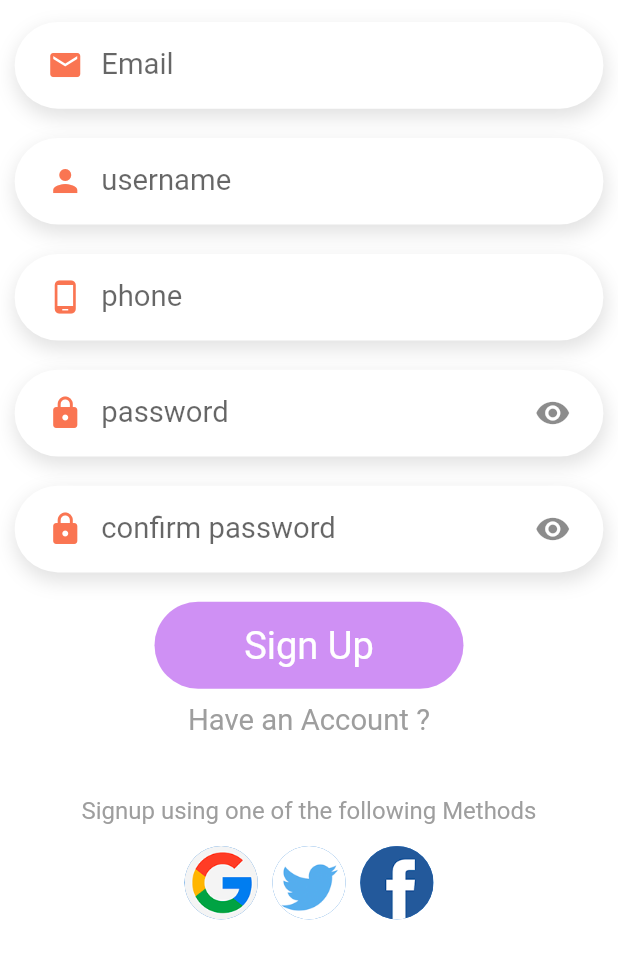
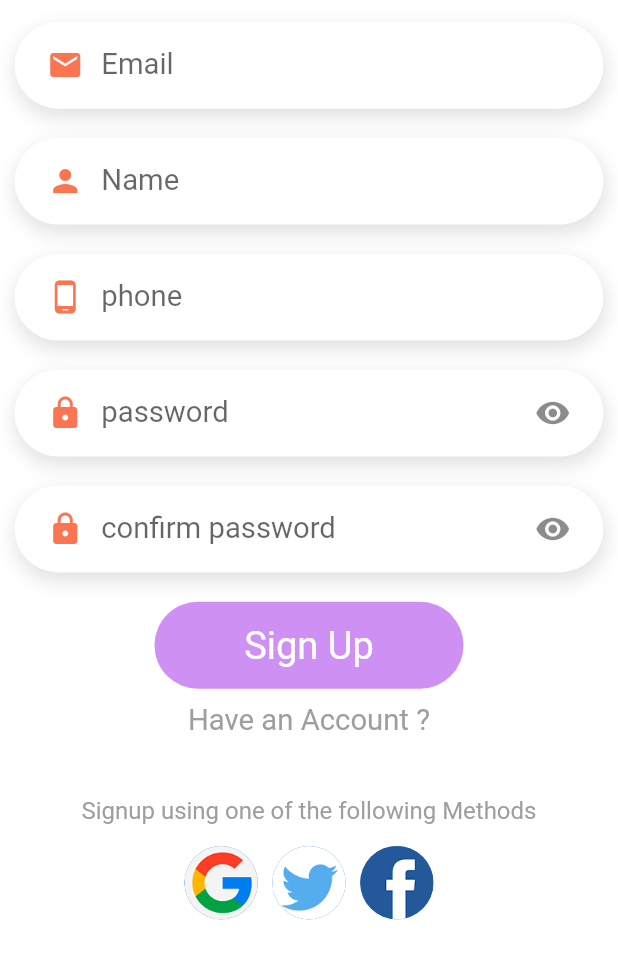
Before and after one commit to onchezz/delivery_app, a Flutter app: the SignupPage screen opened directly, on a phone screen of 412 x 824 dp, the part 281-1236 px from its top. Run offline on Flutter 3.47's test engine with Material 2 defaults, Android fonts, the phone set to English and light mode, and no system bars; our stand-ins replace dots_indicator, fancy_shimmer_image, flutter_spinkit, get, shared_preferences; accounts and stored records are empty; network calls fail.

Commit message:
signup functions

```diff
--- a/lib/controllers/cart_controller.dart
+++ b/lib/controllers/cart_controller.dart
@@ -3,7 +3,6 @@ import 'package:delivery_app/models/cart_model.dart';
 import 'package:delivery_app/models/product.dart';
 import 'package:delivery_app/utils/colors.dart';
 import 'package:get/get.dart';
-import 'package:intl/intl.dart';
 
 class CartController extends GetxController {
   final CartRepo cartRepo;
--- /dev/null
+++ b/lib/data/repository/auth_repo.dart
@@ -0,0 +1,20 @@
+import 'package:delivery_app/data/api/api_client.dart';
+import 'package:delivery_app/models/auth_model.dart';
+import 'package:get/get_connect.dart';
+import 'package:shared_preferences/shared_preferences.dart';
+import 'package:delivery_app/utils/app_constants.dart';
+
+class AuthRepo {
+  final ApiClient apiClient;
+  final SharedPreferences sharedPreferences;
+  AuthRepo({required this.apiClient, required this.sharedPreferences});
+  Future<Response> registration(SignUp signUp) async {
+    return await apiClient.postData(AppConstants.AUTH_URI, signUp.toJson());
+  }
+
+  saveUserToken(String token) async {
+    apiClient.token = token;
+    apiClient.updateHeader(token);
+    return await sharedPreferences.setString(AppConstants.TOKEN, token);
+  }
+}
--- a/lib/main.dart
+++ b/lib/main.dart
@@ -31,7 +31,7 @@ class MyApp extends StatelessWidget {
             color: main1Color,
             elevation: 0,
           )),
-      home: LoginPage(),
+      home: SignupPage(),
       // initialRoute: RouteHelper.getSplashPage(),
       getPages: RouteHelper.routes,
     );
--- /dev/null
+++ b/lib/models/auth_model.dart
@@ -0,0 +1,20 @@
+class SignUp {
+  String email;
+  String name;
+  String phone;
+  String password;
+  SignUp(
+      {required this.email,
+      required this.name,
+      required this.phone,
+      required this.password});
+
+  Map<String, dynamic> toJson() {
+    return {
+      "f_name": name,
+      "phone": phone,
+      "email": email,
+      "password": password
+    };
+  }
+}
--- /dev/null
+++ b/lib/models/response_model.dart
@@ -0,0 +1,5 @@
+class ResponseModel {
+  bool isSuccess;
+  String messege;
+  ResponseModel({required this.isSuccess, required this.messege});
+}
--- a/lib/screens/auth/signup_page.dart
+++ b/lib/screens/auth/signup_page.dart
@@ -1,19 +1,32 @@
+import 'package:delivery_app/controllers/auth_controller.dart';
+import 'package:delivery_app/models/auth_model.dart';
 import 'package:delivery_app/screens/auth/login.dart';
+import 'package:delivery_app/utils/colors.dart';
 import 'package:delivery_app/utils/dimensions.dart';
 import 'package:delivery_app/widgets/app_buttons.dart';
 import 'package:delivery_app/widgets/app_inputfield.dart';
 import 'package:delivery_app/widgets/auth_services_icon.dart';
+import 'package:delivery_app/widgets/error_widget.dart';
+import 'package:delivery_app/widgets/loading_spinner.dart';
 import 'package:delivery_app/widgets/text.dart';
 import 'package:flutter/material.dart';
+import 'package:flutter_spinkit/flutter_spinkit.dart';
 import 'package:get/get.dart';
 
-class SignupPage extends StatelessWidget {
-  SignupPage({Key? key}) : super(key: key);
+class SignupPage extends StatefulWidget {
+  const SignupPage({Key? key}) : super(key: key);
+
+  @override
+  State<SignupPage> createState() => _SignupPageState();
+}
+
+class _SignupPageState extends State<SignupPage> {
   final emailController = TextEditingController();
-  final usernameController = TextEditingController();
+  final nameController = TextEditingController();
   final phoneController = TextEditingController();
   final passwordController = TextEditingController();
   final confirmPasswordController = TextEditingController();
+  final _formKey = GlobalKey<FormState>();
 
   final List images = [
     'assets/image/g.png',
@@ -21,11 +34,67 @@ class SignupPage extends StatelessWidget {
     'assets/image/f.png'
   ];
 
+  bool isVisible = true;
+
+  void visible() {
+    setState(() {
+      isVisible = !isVisible;
+    });
+  }
+
+  @override
+  void dispose() {
+    emailController.dispose();
+    nameController.dispose();
+    passwordController.dispose();
+    confirmPasswordController.dispose();
+    phoneController.dispose();
+    super.dispose();
+  }
+
+  _signup(AuthController auth) {
+    String email = emailController.text.trim();
+    String name = nameController.text.trim();
+    String phone = phoneController.text.trim();
+    String password = passwordController.text.trim();
+    String confirmPassword = confirmPasswordController.text.trim();
+    if (email.isEmpty) {
+      error('enter your email');
+    } else if (!GetUtils.isEmail(email)) {
+      error('enter correct email');
+    } else if (name.isEmpty) {
+      error('enter your name');
+    } else if (phone.isEmpty) {
+      error('enter phone number');
+    } else if (password.length < 6) {
+      error('password should be greater than 6 characters');
+    } else if (password != confirmPassword) {
+      error('passwords dont match');
+    } else {
+      SignUp _signupBody =
+          SignUp(email: email, name: name, phone: phone, password: password);
+
+      customLoader(context);
+      auth.register(_signupBody).then((status) {
+        if (status.isSuccess) {
+          error('all went well');
+          print('registration successful');
+        } else {
+          error(status.messege);
+        }
+        Navigator.of(context).pop();
+      });
+    }
+  }
+
   @override
   Widget build(BuildContext context) {
     return Scaffold(
       backgroundColor: Colors.white,
-      body: SingleChildScrollView(
+      body: GetBuilder<AuthController>(builder: (auth) {
+        return SingleChildScrollView(
+          child: Form(
+            key: _formKey,
             child: Column(
               children: [
                 Container(
@@ -44,10 +113,13 @@ class SignupPage extends StatelessWidget {
                   hintText: 'Email',
                   prefixIcon: Icons.email,
                   keyboardType: TextInputType.emailAddress,
+                  validate: (emailController) {
+                    return null;
+                  },
                 ),
                 AppInputField(
-              controller: usernameController,
-              hintText: 'username',
+                  controller: nameController,
+                  hintText: 'Name',
                   prefixIcon: Icons.person,
                 ),
                 AppInputField(
@@ -57,19 +129,34 @@ class SignupPage extends StatelessWidget {
                   keyboardType: TextInputType.phone,
                 ),
                 AppInputField(
+                  obscureText: isVisible,
                   controller: passwordController,
                   hintText: 'password',
                   prefixIcon: Icons.lock,
-              suffixIcon: Icon(Icons.visibility),
+                  suffixIcon: GestureDetector(
+                    onTap: visible,
+                    child: Icon(
+                        isVisible ? Icons.visibility : Icons.visibility_off),
+                  ),
                 ),
                 AppInputField(
+                  obscureText: isVisible,
                   controller: confirmPasswordController,
                   hintText: 'confirm password',
                   prefixIcon: Icons.lock,
-              suffixIcon: Icon(Icons.visibility),
+                  suffixIcon: GestureDetector(
+                    onTap: visible,
+                    child: Icon(
+                        isVisible ? Icons.visibility : Icons.visibility_off),
                   ),
-            const AppButton(
-              text: 'Sign Up',
+                ),
+                AppButton(
+                  text: !auth.isLoading ? 'Sign Up' : "please wait ...",
+                  tap: () {
+                    // _formKey.currentState!.validate();
+
+                    _signup(auth);
+                  },
                 ),
                 AppButtonText(
                   onTap: () =>
@@ -101,5 +188,7 @@ class SignupPage extends StatelessWidget {
             ),
           ),
         );
+      }),
+    );
   }
 }
--- a/lib/utils/app_constants.dart
+++ b/lib/utils/app_constants.dart
@@ -13,8 +13,13 @@ class AppConstants {
   static const String POPULAR_PRODUCT_URI = '/api/v1/products/popular';
 
   static const String RECOMMENDED_PRODUCT_URI = '/api/v1/products/recommended';
+
   // static const String POPULAR_PRODUCT_URI = '/api/v1/products/products';
   static const String UPLOAD_URL = "/uploads/";
+
+  // AUTH
+
+  static const String AUTH_URI = '/api/v1/auth/register';
 
   static const String Cart_List = "cart-list";
 
--- a/lib/widgets/app_buttons.dart
+++ b/lib/widgets/app_buttons.dart
@@ -6,14 +6,14 @@ import 'package:flutter/material.dart';
 
 class AppButton extends StatelessWidget {
   final String text;
-  const AppButton({
-    Key? key,
-    required this.text,
-  }) : super(key: key);
+  final VoidCallback? tap;
+  const AppButton({Key? key, required this.text, this.tap}) : super(key: key);
 
   @override
   Widget build(BuildContext context) {
-    return Container(
+    return GestureDetector(
+      onTap: tap,
+      child: Container(
         width: Dimentions.screenw / 2,
         margin: EdgeInsets.symmetric(
           vertical: Dimentions.h10,
@@ -28,6 +28,7 @@ class AppButton extends StatelessWidget {
             text: text,
             color: appWhite,
             size: Dimentions.font26,
+          ),
         ),
       ),
     );
--- a/lib/widgets/app_inputfield.dart
+++ b/lib/widgets/app_inputfield.dart
@@ -8,6 +8,7 @@ class AppInputField extends StatelessWidget {
       required this.controller,
       required this.hintText,
       required this.prefixIcon,
+      this.validate,
       this.suffixIcon,
       this.obscureText = false,
       this.keyboardType})
@@ -19,6 +20,7 @@ class AppInputField extends StatelessWidget {
   final Widget? suffixIcon;
   final TextInputType? keyboardType;
   final bool obscureText;
+  final FormFieldValidator<String>? validate;
 
   @override
   Widget build(BuildContext context) {
@@ -37,17 +39,20 @@ class AppInputField extends StatelessWidget {
                 color: Colors.grey.withOpacity(0.3),
                 offset: const Offset(1, 5))
           ]),
-      child: TextField(
+      child: TextFormField(
+        validator: validate,
         keyboardType: keyboardType,
         controller: controller,
         obscureText: obscureText,
         cursorColor: main1Color,
+        autovalidateMode: AutovalidateMode.onUserInteraction,
         style: TextStyle(fontSize: Dimentions.font20),
         decoration: InputDecoration(
             // label: Text('Email'),
             hintText: hintText,
             hintStyle: TextStyle(fontSize: Dimentions.font20),
             border: InputBorder.none,
+            errorStyle: TextStyle(fontSize: Dimentions.font10),
             prefixIcon: Icon(
               prefixIcon,
               color: yellow1Color,
```
Also changed, not shown: lib/controllers/auth_controller.dart (added, +37 -0 lines), lib/data/api/api_client.dart (+19 -0 lines), lib/helper/dependencies/dependencies.dart (+5 -2 lines), lib/widgets/error_widget.dart (added, +7 -0 lines), lib/widgets/loading_spinner.dart (added, +40 -0 lines). Lines whose indentation alone changed are shown as unchanged.
